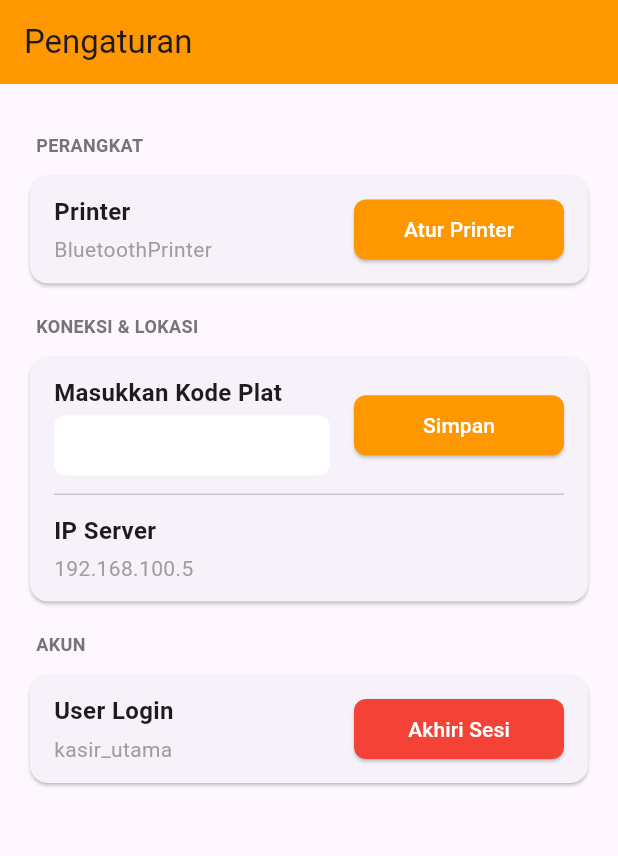
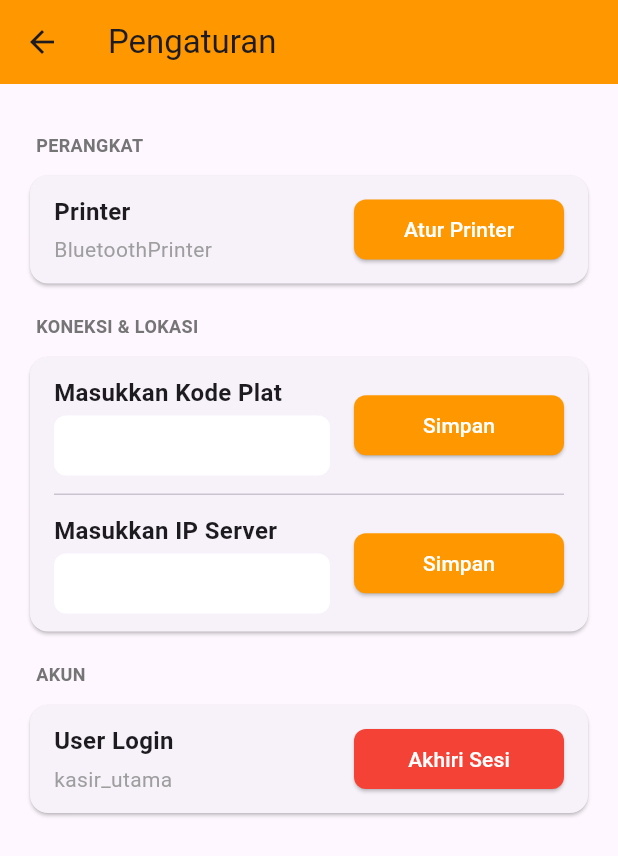
Before and after one commit to MUHAMMADKASIM28/parkaways_ep_flutter, a Flutter app: the screen it shows after launch, on a phone screen of 412 x 824 dp. Shown: the top 856 px of the screen. Run offline on Flutter 3.47's test engine with Material 3 defaults, Android fonts, the phone set to English and light mode, and no system bars; our stand-ins replace fluttertoast.

Commit message:
Update Fitur Tiket Hilang dan Settings

```diff
--- a/lib/features/settings/controllers/settings_controllers.dart
+++ b/lib/features/settings/controllers/settings_controllers.dart
@@ -8,16 +8,16 @@ class SettingsController {
   var settings = SettingsModel();
 
   late TextEditingController locationCodeController;
-  late TextEditingController ipServerController;
+  late TextEditingController ipServerController; // <-- Dikembalikan
 
   SettingsController() {
-    // Inisialisasi data awal
-    settings.ipServer = '192.168.100.5';
+    // Inisialisasi data awal (bisa dari login atau penyimpanan lokal)
+    settings.ipServer = '';
     settings.username = 'kasir_utama';
 
     // Hubungkan controller ke data awal
     locationCodeController = TextEditingController(text: settings.locationCode);
-    ipServerController = TextEditingController(text: settings.ipServer);
+    ipServerController = TextEditingController(text: settings.ipServer); // <-- Dikembalikan
   }
 
   void saveLocationCode() {
@@ -25,6 +25,7 @@ class SettingsController {
     Fluttertoast.showToast(msg: 'Kode Plat berhasil disimpan!');
   }
 
+  // Fungsi untuk menyimpan IP Server dikembalikan
   void saveIpServer() {
     settings.ipServer = ipServerController.text;
     print('LOGIC: IP Server disimpan: ${settings.ipServer}');
@@ -42,6 +43,6 @@ class SettingsController {
 
   void dispose() {
     locationCodeController.dispose();
-    ipServerController.dispose();
+    ipServerController.dispose(); // <-- Dikembalikan
   }
 }
--- a/lib/features/settings/models/settings_models.dart
+++ b/lib/features/settings/models/settings_models.dart
@@ -9,7 +9,7 @@ class SettingsModel {
   SettingsModel({
     this.selectedPrinter = 'BluetoothPrinter',
     this.locationCode = '',
-    this.ipServer = '192.168.1.1',
+    this.ipServer = '',
     this.username = 'kasir_1',
   });
 }
--- a/lib/features/settings/views/settings_views.dart
+++ b/lib/features/settings/views/settings_views.dart
@@ -55,6 +55,12 @@ class _SettingsViewState extends State<SettingsView> {
   Widget build(BuildContext context) {
     return Scaffold(
       appBar: AppBar(
+        leading: IconButton(
+          icon: const Icon(Icons.arrow_back),
+          onPressed: () {
+            Navigator.of(context).pop();
+          },
+        ),
         title: const Text('Pengaturan'),
         backgroundColor: Colors.orange,
       ),
@@ -82,9 +88,13 @@ class _SettingsViewState extends State<SettingsView> {
                 hintText: _controller.settings.locationCode,
                 onButtonPressed: _controller.saveLocationCode,
               ),
+              // Diubah: Kembalikan textfield dan tombol untuk IP Server
               SettingItem(
-                title: 'IP Server',
-                subtitle: _controller.settings.ipServer,
+                title: 'Masukkan IP Server',
+                buttonText: 'Simpan',
+                textFieldController: _controller.ipServerController,
+                hintText: _controller.settings.ipServer,
+                onButtonPressed: _controller.saveIpServer,
               ),
             ],
           ),
```
Also changed, not shown: lib/features/tiket_hilang/views/tiket_hilang_view.dart (+6 -1 lines).
